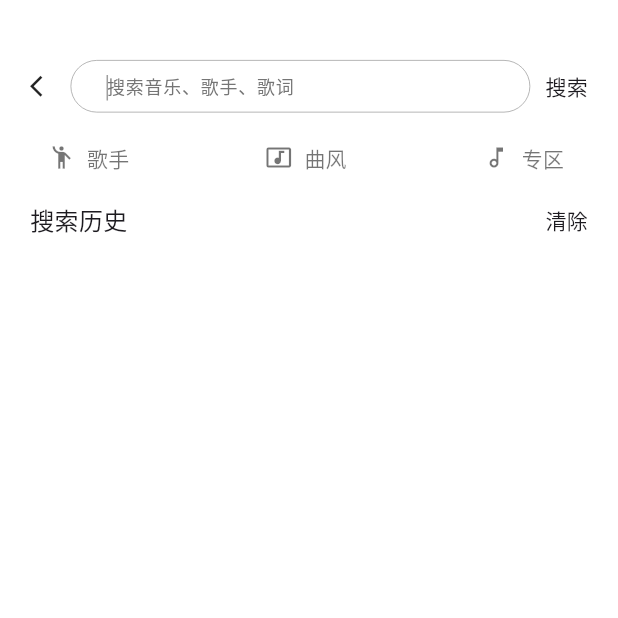
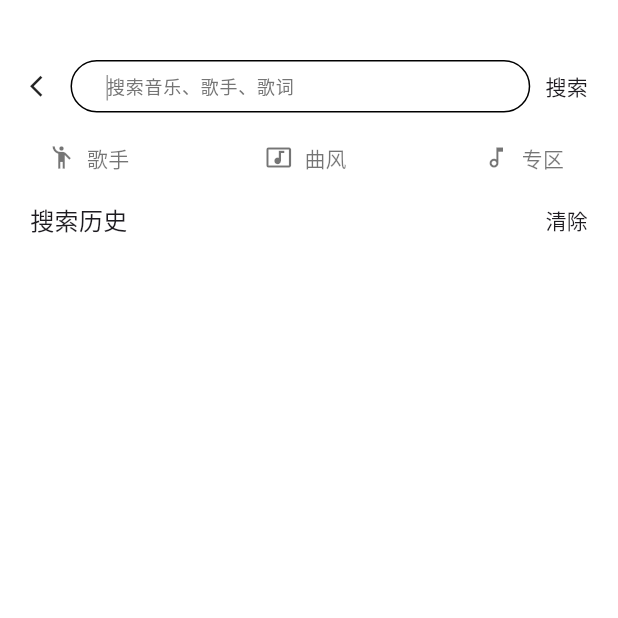
Before and after one commit to geshansuiyue/flutter_app, a Flutter app: the Search screen opened by its route, on a phone screen of 412 x 824 dp, the top half of it. Run offline on Flutter 3.47's test engine with Material 3 defaults, Android fonts, the phone set to English and light mode, and no system bars; our stand-ins replace audioplayers, carousel_slider, dio, fluttertoast, go_router, marquee and 2 more; missing offline and left inert: flutter_lyric; accounts and stored records are empty; network calls fail.

Commit message:
feature: 调整样式

```diff
--- a/lib/components/cus_text_field.dart
+++ b/lib/components/cus_text_field.dart
@@ -37,13 +37,9 @@ class CusTextField extends StatelessWidget {
         hintText: '搜索音乐、歌手、歌词',
         hintStyle: TextStyle(color: Colors.grey[600], fontSize: 12),
 
-        border: OutlineInputBorder(
-          borderRadius: BorderRadius.circular(20),
-          borderSide: const BorderSide(color: Colors.grey, width: 0.5),
-        ),
+        border: OutlineInputBorder(borderRadius: BorderRadius.circular(20)),
         focusedBorder: OutlineInputBorder(
           borderRadius: BorderRadius.circular(20),
-          borderSide: const BorderSide(color: Colors.grey, width: 0.5),
         ),
         contentPadding: const EdgeInsets.symmetric(horizontal: 20, vertical: 0),
       ),
```
Also changed, not shown: lib/pages/search/search.dart (+14 -1 lines).
